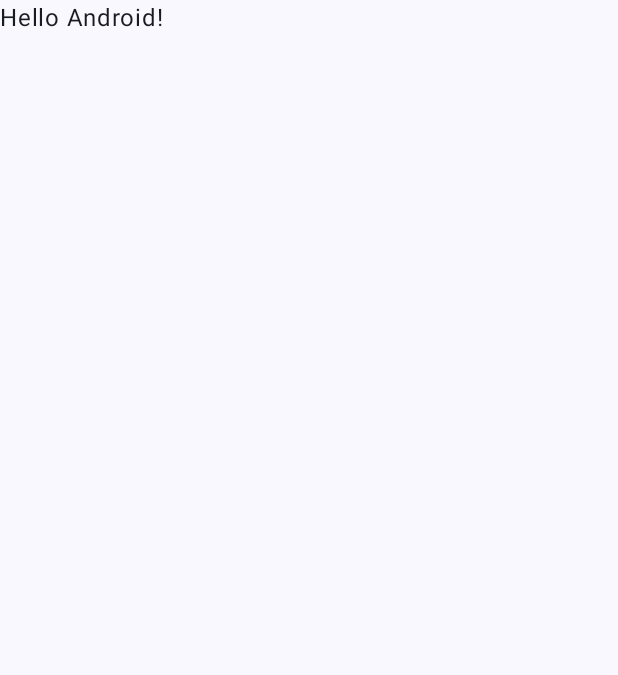
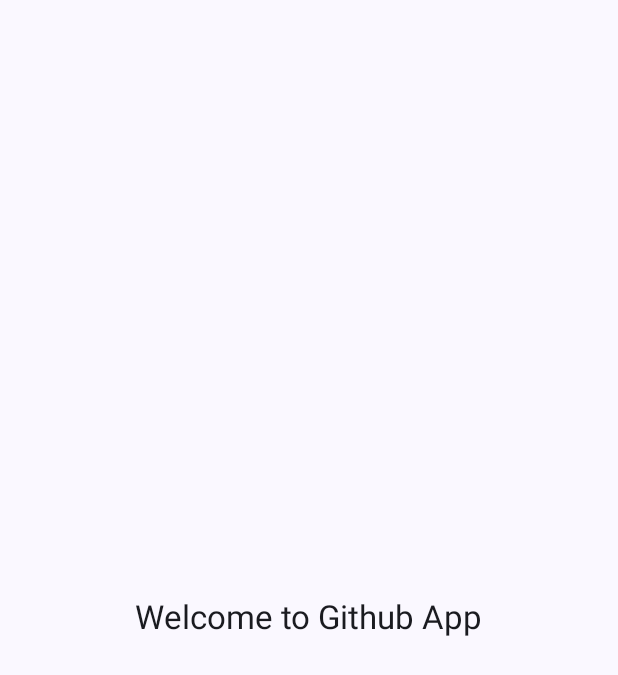
Before and after one commit to tcgwl/ArcherGithubApp, an Android app built with Jetpack Compose: the first screen one second after launch (MainActivity), on a phone screen of 412 x 824 dp. Before the commit the part shown is almost empty. Shown: the top 675 px of the screen. Run offline under Robolectric (Android 15) with nearby library versions, the phone set to English and light mode, and no system bars; our stand-ins replace Dagger/Hilt's generated code.

Commit message:
Add main ui

```diff
--- a/app/src/main/AndroidManifest.xml
+++ b/app/src/main/AndroidManifest.xml
@@ -3,6 +3,7 @@
     xmlns:tools="http://schemas.android.com/tools">
 
     <application
+        android:name=".GithubApp"
         android:allowBackup="true"
         android:dataExtractionRules="@xml/data_extraction_rules"
         android:fullBackupContent="@xml/backup_rules"
--- /dev/null
+++ b/app/src/main/java/com/archer/github/app/GithubApp.kt
@@ -0,0 +1,20 @@
+package com.archer.github.app
+
+import android.annotation.SuppressLint
+import android.app.Application
+import android.content.Context
+import dagger.hilt.android.HiltAndroidApp
+
+@HiltAndroidApp
+class GithubApp: Application() {
+
+    override fun onCreate() {
+        super.onCreate()
+        context = applicationContext
+    }
+
+    companion object {
+        @SuppressLint("StaticFieldLeak")
+        lateinit var context: Context
+    }
+}
--- a/app/src/main/java/com/archer/github/app/MainActivity.kt
+++ b/app/src/main/java/com/archer/github/app/MainActivity.kt
@@ -3,45 +3,33 @@ package com.archer.github.app
 import android.os.Bundle
 import androidx.activity.ComponentActivity
 import androidx.activity.compose.setContent
-import androidx.activity.enableEdgeToEdge
 import androidx.compose.foundation.layout.fillMaxSize
-import androidx.compose.foundation.layout.padding
-import androidx.compose.material3.Scaffold
-import androidx.compose.material3.Text
-import androidx.compose.runtime.Composable
+import androidx.compose.material3.MaterialTheme
+import androidx.compose.material3.Surface
 import androidx.compose.ui.Modifier
-import androidx.compose.ui.tooling.preview.Preview
+import androidx.navigation.NavHostController
+import androidx.navigation.compose.rememberNavController
+import com.archer.github.app.ui.nav.NavGraph
 import com.archer.github.app.ui.theme.ArcherGithubAppTheme
 
 class MainActivity : ComponentActivity() {
+
+    private lateinit var navController: NavHostController
+
     override fun onCreate(savedInstanceState: Bundle?) {
         super.onCreate(savedInstanceState)
-        enableEdgeToEdge()
         setContent {
             ArcherGithubAppTheme {
-                Scaffold(modifier = Modifier.fillMaxSize()) { innerPadding ->
-                    Greeting(
-                        name = "Android",
-                        modifier = Modifier.padding(innerPadding)
-                    )
+                Surface(
+                    modifier = Modifier.fillMaxSize(),
+                    color = MaterialTheme.colorScheme.background
+                ) {
+                    navController = rememberNavController()
+                    NavGraph(navController) {
+                        finish()
+                    }
                 }
             }
         }
     }
 }
-
-@Composable
-fun Greeting(name: String, modifier: Modifier = Modifier) {
-    Text(
-        text = "Hello $name!",
-        modifier = modifier
-    )
-}
-
-@Preview(showBackground = true)
-@Composable
-fun GreetingPreview() {
-    ArcherGithubAppTheme {
-        Greeting("Android")
-    }
-}
--- /dev/null
+++ b/app/src/main/java/com/archer/github/app/ui/nav/NavGraph.kt
@@ -0,0 +1,30 @@
+package com.archer.github.app.ui.nav
+
+import androidx.compose.runtime.Composable
+import androidx.navigation.NavHostController
+import androidx.navigation.compose.NavHost
+import androidx.navigation.compose.composable
+import com.archer.github.app.ui.main.MainScreen
+import com.archer.github.app.ui.splash.SplashScreen
+
+@Composable
+fun NavGraph(navController: NavHostController, onFinish: () -> Unit) {
+    NavHost(
+        navController = navController,
+        startDestination = Route.SPLASH
+    ) {
+        composable(Route.SPLASH) {
+            SplashScreen {
+                navController.navigate(Route.MAIN)
+            }
+        }
+        composable(Route.MAIN) {
+            MainScreen(onFinish)
+        }
+    }
+}
+
+object Route {
+    const val SPLASH = "splash"
+    const val MAIN = "main"
+}
--- /dev/null
+++ b/app/src/main/java/com/archer/github/app/ui/splash/SplashScreen.kt
@@ -0,0 +1,26 @@
+package com.archer.github.app.ui.splash
+
+import androidx.compose.foundation.layout.Box
+import androidx.compose.foundation.layout.fillMaxSize
+import androidx.compose.material3.MaterialTheme
+import androidx.compose.material3.Text
+import androidx.compose.runtime.Composable
+import androidx.compose.runtime.LaunchedEffect
+import androidx.compose.ui.Alignment
+import androidx.compose.ui.Modifier
+import kotlinx.coroutines.delay
+
+@Composable
+fun SplashScreen(gotoMainScreen: () -> Unit) {
+    Box(
+        modifier = Modifier.fillMaxSize(),
+        contentAlignment = Alignment.Center
+    ) {
+        LaunchedEffect(Unit) {
+            delay(2000)
+            gotoMainScreen()
+        }
+
+        Text("Welcome to Github App", style = MaterialTheme.typography.titleLarge)
+    }
+}
--- a/app/src/main/java/com/archer/github/app/ui/theme/Theme.kt
+++ b/app/src/main/java/com/archer/github/app/ui/theme/Theme.kt
@@ -9,7 +9,11 @@ import androidx.compose.material3.dynamicDarkColorScheme
 import androidx.compose.material3.dynamicLightColorScheme
 import androidx.compose.material3.lightColorScheme
 import androidx.compose.runtime.Composable
+import androidx.compose.runtime.SideEffect
+import androidx.compose.ui.graphics.toArgb
 import androidx.compose.ui.platform.LocalContext
+import androidx.compose.ui.platform.LocalView
+import androidx.core.view.WindowCompat
 
 private val DarkColorScheme = darkColorScheme(
     primary = Purple80,
@@ -21,16 +25,6 @@ private val LightColorScheme = lightColorScheme(
     primary = Purple40,
     secondary = PurpleGrey40,
     tertiary = Pink40
-
-    /* Other default colors to override
-    background = Color(0xFFFFFBFE),
-    surface = Color(0xFFFFFBFE),
-    onPrimary = Color.White,
-    onSecondary = Color.White,
-    onTertiary = Color.White,
-    onBackground = Color(0xFF1C1B1F),
-    onSurface = Color(0xFF1C1B1F),
-    */
 )
 
 @Composable
@@ -50,6 +44,15 @@ fun ArcherGithubAppTheme(
         else -> LightColorScheme
     }
 
+    val view = LocalView.current
+    if (!view.isInEditMode) {
+        SideEffect {
+            val window = (view.context as Activity).window
+            window.statusBarColor = colorScheme.primary.toArgb()
+            WindowCompat.getInsetsController(window, view).isAppearanceLightStatusBars = darkTheme
+        }
+    }
+
     MaterialTheme(
         colorScheme = colorScheme,
         typography = Typography,
--- a/build.gradle
+++ b/build.gradle
@@ -3,4 +3,5 @@ plugins {
 alias(libs.plugins.android.application) apply false
     alias(libs.plugins.kotlin.android) apply false
     alias(libs.plugins.kotlin.compose) apply false
+    alias(libs.plugins.hiltAndroid) apply false
 }
```
Also changed, not shown: app/build.gradle (+11 -3 lines), app/src/main/java/com/archer/github/app/logic/model/NavigationItem.kt (added, +8 -0 lines), app/src/main/java/com/archer/github/app/ui/home/HomeScreen.kt (added, +9 -0 lines), app/src/main/java/com/archer/github/app/ui/main/MainScreen.kt (added, +91 -0 lines), app/src/main/java/com/archer/github/app/ui/mine/MineScreen.kt (added, +9 -0 lines), app/src/main/java/com/archer/github/app/ui/search/SearchScreen.kt (added, +9 -0 lines), app/src/main/java/com/archer/github/app/utils/ToastUtil.kt (added, +18 -0 lines), gradle/libs.versions.toml (+9 -0 lines).
